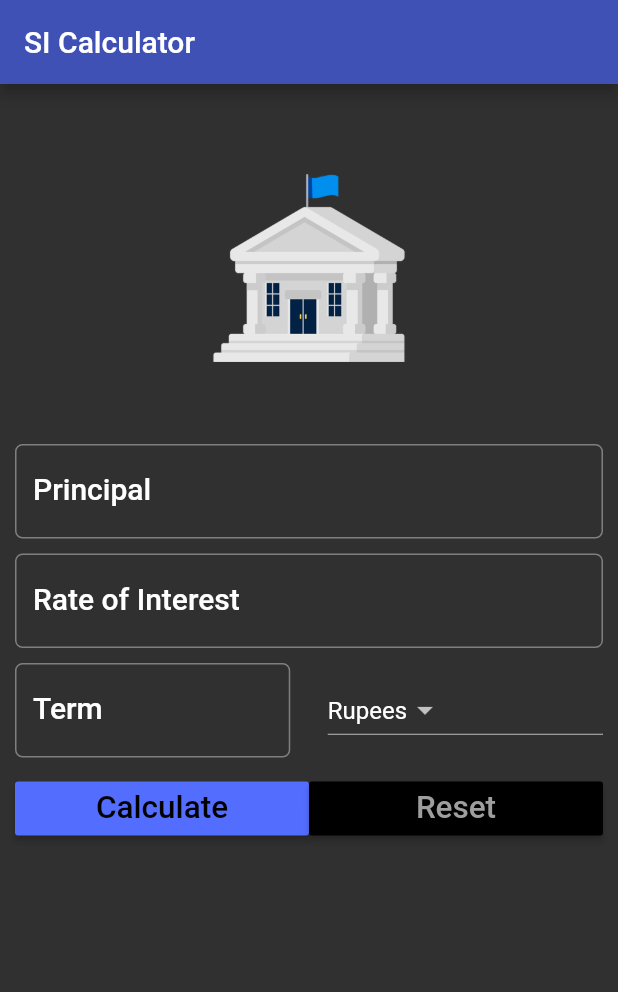
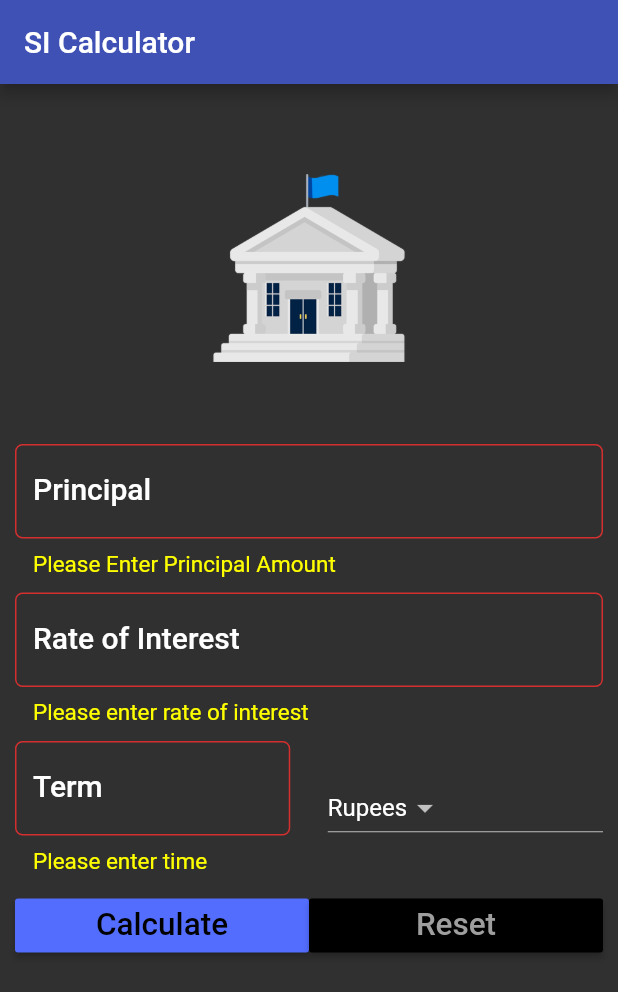
Before and after one commit to Divyansh747/SI_fultter-app, a Flutter app: the screen it shows after launch, after a tap on "Calculate", on a phone screen of 412 x 824 dp. Shown: the top 992 px of the screen. Run offline on Flutter 3.47's test engine with Material 2 defaults, Android fonts, the phone set to English and light mode, and no system bars.

Commit message:
Update: Source code
this commit will add many changes:
-Reset button will now work
-Changes UI into FormState
-Improved errorStyle
-now Rupee will be initial dropdown item
-Some UI changes

```diff
--- a/lib/main.dart
+++ b/lib/main.dart
@@ -1,40 +1,43 @@
 import 'package:flutter/material.dart';
 
 void main() {
-
-  runApp(
-      MaterialApp(
+  runApp(MaterialApp(
     debugShowCheckedModeBanner: false,
     title: 'Simple Interest Calculator App',
     home: SIForm(),
     theme: ThemeData(
         brightness: Brightness.dark,
         primaryColor: Colors.indigo,
-          accentColor: Colors.indigoAccent
-        ),
-      )//Material APP
+        accentColor: Colors.indigoAccent),
+  ) //Material APP
       );
 }
 
 class SIForm extends StatefulWidget {
-
+  @override
   State<StatefulWidget> createState() {
-
     return _SIFormState();
   }
 }
 
 class _SIFormState extends State<SIForm> {
 
-  var _currencies = ['Rupees','Dollar','Yuan','Pound'];
+  var _formkey = GlobalKey<FormState>();
+  var _currencies = ['Rupees', 'Dollar', 'Yuan', 'Pound'];
   final _minimumPadding = 5.0;
 
-  var _currentItemSelected = 'Rupees';
+  var _currentItemSelected = '';
+
+  @override
+  void initState() {
+    super.initState();
+    _currentItemSelected = _currencies[0];
+  }
 
   //Controllers will help to extracts data from below inputs
   TextEditingController principalController = TextEditingController();
-  TextEditingController roiController       = TextEditingController();
-  TextEditingController termController      = TextEditingController();
+  TextEditingController roiController = TextEditingController();
+  TextEditingController termController = TextEditingController();
 
   var displayResult = '';
 
@@ -47,150 +50,192 @@ class _SIFormState extends State<SIForm> {
         title: Text("SI Calculator"),
       ),
 
-      body: Container(
-        margin: EdgeInsets.all(_minimumPadding*2),
+      body: Form(
+        key: _formkey,
+        child: Padding(
+            padding: EdgeInsets.all(_minimumPadding * 2),
             child: ListView(
               children: <Widget>[
                 getImageAsset(),
-
                 Padding(
-              padding: EdgeInsets.only(top: _minimumPadding,bottom: _minimumPadding),
-                child: TextField(
+                    padding: EdgeInsets.only(
+                        top: _minimumPadding, bottom: _minimumPadding),
+                    child: TextFormField(
                       keyboardType: TextInputType.number,
                       style: textStyle,
                       controller: principalController,
+                      validator: (String value){
+                        if (value.isEmpty){
+                          return 'Please Enter Principal Amount';
+                        }
+                      },
                       decoration: InputDecoration(
                           labelText: 'Principal',
                           hintText: 'Enter Principal e.g. 10000',
                           labelStyle: textStyle,
+                          errorStyle: TextStyle(
+                            color: Colors.yellowAccent,
+                            fontSize: 15.0
+                          ),
                           border: OutlineInputBorder(
-                  borderRadius: BorderRadius.circular(5.0)
-              )
-              ),
+                              borderRadius: BorderRadius.circular(5.0))),
                     )),
-
                 Padding(
-                padding: EdgeInsets.only(top: _minimumPadding,bottom: _minimumPadding),
-                child: TextField(
+                    padding: EdgeInsets.only(
+                        top: _minimumPadding, bottom: _minimumPadding),
+                    child: TextFormField(
                       keyboardType: TextInputType.number,
                       style: textStyle,
                       controller: roiController,
+                      validator: (String value) {
+                        if (value.isEmpty) {
+                          return 'Please enter rate of interest';
+                        }
+                      },
                       decoration: InputDecoration(
                           labelText: 'Rate of Interest',
                           hintText: 'Enter Percent',
                           labelStyle: textStyle,
+                          errorStyle: TextStyle(
+                              color: Colors.yellowAccent,
+                              fontSize: 15.0
+                          ),
                           border: OutlineInputBorder(
-                      borderRadius: BorderRadius.circular(5.0)
-                  )
-              ),
+                              borderRadius: BorderRadius.circular(5.0))),
                     )),
-
                 Padding(
-              padding: EdgeInsets.only(top: _minimumPadding,bottom: _minimumPadding),
-              child:Row(
+                    padding: EdgeInsets.only(
+                        top: _minimumPadding, bottom: _minimumPadding),
+                    child: Row(
                       children: <Widget>[
-
-              Expanded(child:TextField(
+                        Expanded(
+                            child: TextFormField(
                           keyboardType: TextInputType.number,
                           style: textStyle,
                           controller: termController,
+                              validator: (String value) {
+                                if (value.isEmpty) {
+                                  return 'Please enter time';
+                                }
+                              },
                           decoration: InputDecoration(
                               labelText: 'Term',
                               hintText: 'Time in Years',
                               labelStyle: textStyle,
+                              errorStyle: TextStyle(
+                                  color: Colors.yellowAccent,
+                                  fontSize: 15.0
+                              ),
                               border: OutlineInputBorder(
-                        borderRadius: BorderRadius.circular(5.0)
-                    )
+                                  borderRadius: BorderRadius.circular(5.0))),
+                        )),
+                        Container(
+                          width: _minimumPadding * 5,
                         ),
-              )),
-
-              Container(width: _minimumPadding*5,),
-
-              Expanded(child: DropdownButton<String>(
-                items: _currencies.map((String value){
+                        Expanded(
+                            child: DropdownButton<String>(
+                          items: _currencies.map((String value) {
                             return DropdownMenuItem<String>(
                               value: value,
                               child: Text(value),
                             );
-
                           }).toList(),
-
                           value: _currentItemSelected,
-
-                    onChanged: (String newValueSelected){
-
+                          onChanged: (String newValueSelected) {
                             _onDropDownItemSelected(newValueSelected);
                           },
-
                         ))
-
                       ],
                     )),
-
                 Padding(
-
-                padding: EdgeInsets.only(bottom: _minimumPadding,top: _minimumPadding),
-                child: Row(children: <Widget>[
+                    padding: EdgeInsets.only(
+                        bottom: _minimumPadding, top: _minimumPadding),
+                    child: Row(
+                      children: <Widget>[
                         Expanded(
                           child: RaisedButton(
                             color: Theme.of(context).accentColor,
                             textColor: Theme.of(context).primaryColorDark,
-                  child: Text('Calculate',textScaleFactor: 1.5,),
-                  onPressed: (){
+                            child: Text(
+                              'Calculate',
+                              textScaleFactor: 1.5,
+                            ),
+                            onPressed: () {
                               setState(() {
-
+                                if (_formkey.currentState.validate()) {
                                   this.displayResult = _calculateTotalReturns();
+                                }
                                 });
                             },
                           ),
                         ),
-
                         Expanded(
                           child: RaisedButton(
                             color: Theme.of(context).primaryColorDark,
                             textColor: Theme.of(context).primaryColorLight,
-                  child: Text('Reset',textScaleFactor: 1.5,),
-                  onPressed: (){
-
+                            child: Text(
+                              'Reset',
+                              textScaleFactor: 1.5,
+                            ),
+                            onPressed: () {
+                              setState(() {
+                                _reset();
+                              });
                             },
                           ),
                         ),
-
-            ],)),
-
-            Padding(padding: EdgeInsets.all(_minimumPadding*2),
-            child: Text(this.displayResult, style: textStyle,),
+                      ],
+                    )),
+                Padding(
+                  padding: EdgeInsets.all(_minimumPadding * 2),
+                  child: Text(
+                    this.displayResult,
+                    style: textStyle,
+                  ),
                 )
-
               ],
-        ),
+            )),
       ),
     );
   }
 
   Widget getImageAsset() {
     AssetImage assetImage = AssetImage('images/bank.png');
-    Image image = Image(image: assetImage, width: 125.0,height: 125.0,);
-    return Container(child: image,margin: EdgeInsets.all(_minimumPadding*10),);
+    Image image = Image(
+      image: assetImage,
+      width: 125.0,
+      height: 125.0,
+    );
+    return Container(
+      child: image,
+      margin: EdgeInsets.all(_minimumPadding * 10),
+    );
   }
 
-  void _onDropDownItemSelected(String newValueSelected){
+  void _onDropDownItemSelected(String newValueSelected) {
     setState(() {
       this._currentItemSelected = newValueSelected;
     });
   }
 
-  String _calculateTotalReturns(){
+  String _calculateTotalReturns() {
     double principal = double.parse(principalController.text);
     double roi = double.parse(roiController.text);
     double term = double.parse(termController.text);
 
     double totalAmountPayable = principal + (principal * roi * term) / 100;
 
-    String result = 'After $term years, your investment will be worth $totalAmountPayable $_currentItemSelected';
+    String result =
+        'After $term years, your investment will be worth $totalAmountPayable $_currentItemSelected';
 
     return result;
-
   }
 
+  void _reset() {
+    principalController.text = '';
+    roiController.text = '';
+    termController.text = '';
+    displayResult = '';
+    _currentItemSelected = _currencies[0];
   }
+}
```
Lines whose indentation alone changed are shown as unchanged.
